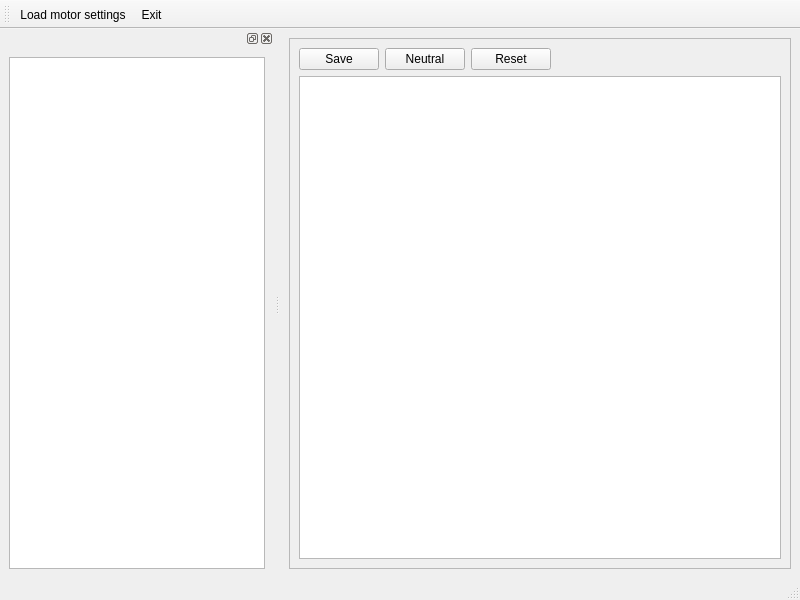
Old version of the form ui/mainwindow.ui in the repository wenwei-dev/motor-calibration.
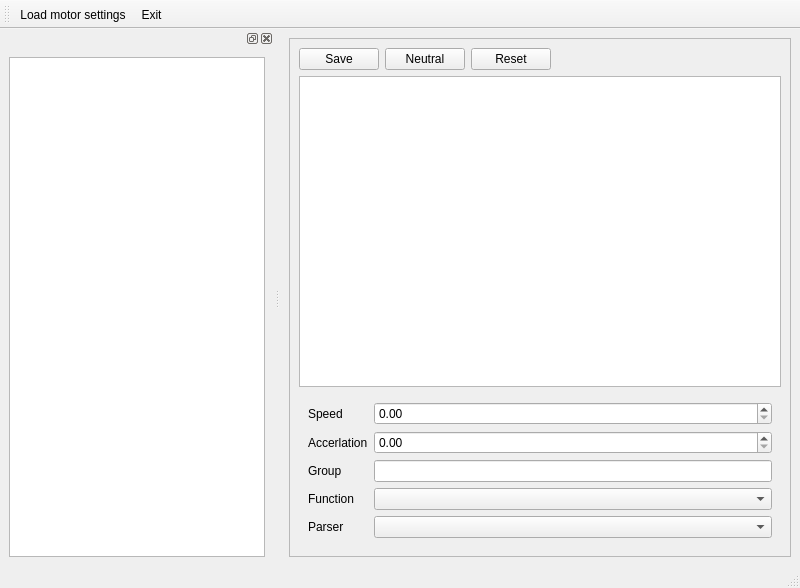
New version of the form.

The edit to the form file:
```diff
--- a/ui/mainwindow.ui
+++ b/ui/mainwindow.ui
@@ -7,7 +7,7 @@
     <x>0</x>
     <y>0</y>
     <width>800</width>
-    <height>600</height>
+    <height>588</height>
    </rect>
   </property>
   <property name="windowTitle">
@@ -81,6 +81,62 @@
          </property>
         </widget>
        </item>
+       <item>
+        <widget class="QWidget" name="motorPropertyWidget" native="true">
+         <layout class="QGridLayout" name="gridLayout_2">
+          <item row="3" column="1">
+           <widget class="QComboBox" name="comboBox"/>
+          </item>
+          <item row="3" column="0">
+           <widget class="QLabel" name="label_10">
+            <property name="text">
+             <string>Function</string>
+            </property>
+           </widget>
+          </item>
+          <item row="1" column="0">
+           <widget class="QLabel" name="label_8">
+            <property name="text">
+             <string>Accerlation</string>
+            </property>
+           </widget>
+          </item>
+          <item row="0" column="1">
+           <widget class="QDoubleSpinBox" name="doubleSpinBox_4"/>
+          </item>
+          <item row="0" column="0">
+           <widget class="QLabel" name="label_7">
+            <property name="text">
+             <string>Speed</string>
+            </property>
+           </widget>
+          </item>
+          <item row="2" column="0">
+           <widget class="QLabel" name="label_9">
+            <property name="text">
+             <string>Group</string>
+            </property>
+           </widget>
+          </item>
+          <item row="2" column="1">
+           <widget class="QLineEdit" name="lineEdit_4"/>
+          </item>
+          <item row="1" column="1">
+           <widget class="QDoubleSpinBox" name="doubleSpinBox"/>
+          </item>
+          <item row="4" column="0">
+           <widget class="QLabel" name="label_11">
+            <property name="text">
+             <string>Parser</string>
+            </property>
+           </widget>
+          </item>
+          <item row="4" column="1">
+           <widget class="QComboBox" name="comboBox_2"/>
+          </item>
+         </layout>
+        </widget>
+       </item>
       </layout>
      </widget>
     </item>
```
Left out of the diff: 7 changed lines with no effect on the pictures.
